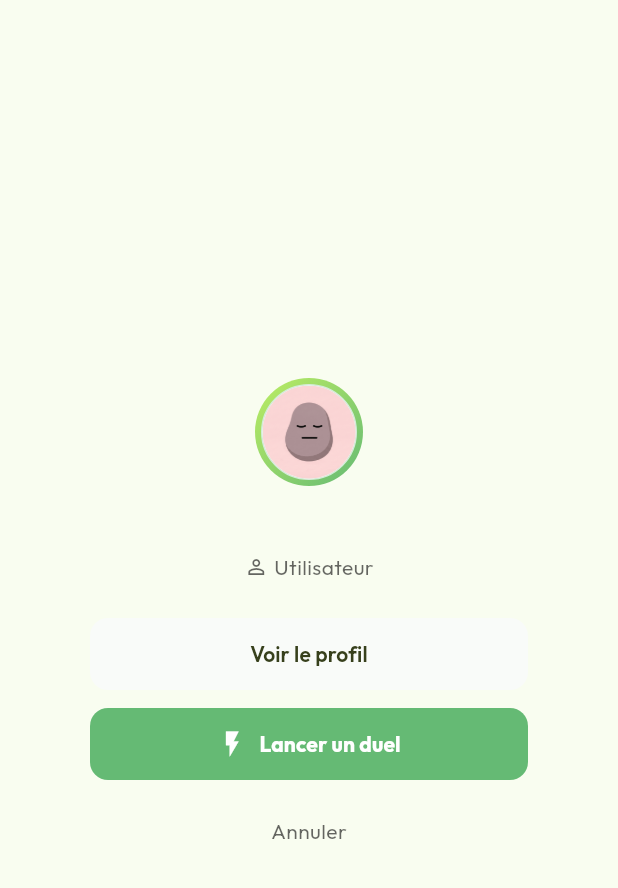
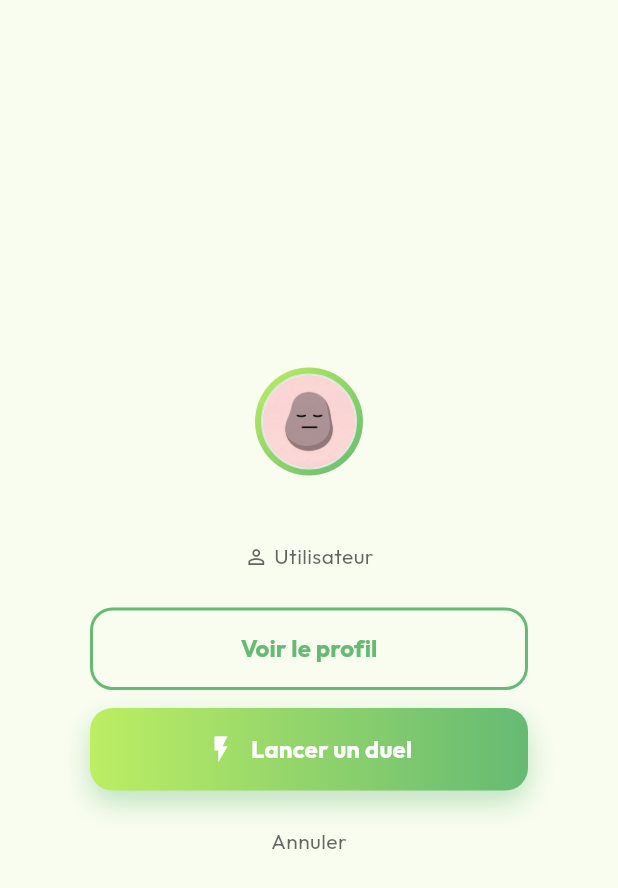
Before and after one commit to MorganPhlp/oikos, a Flutter app: the RankingActionModal widget shown alone on an empty page, opened directly with empty values, on a phone screen of 412 x 824 dp. Shown: the top 888 px of the screen. Run offline on Flutter 3.47's test engine with Material 3 defaults, Android fonts, the phone set to English and light mode, and no system bars; our stand-ins replace equatable, fl_chart, flutter_bloc, fpdart, freezed_annotation, get_it and 6 more; missing offline and left inert: flutter_js, mobile_scanner, syncfusion_flutter_pdfviewer; accounts and stored records are empty.

Commit message:
Modif design boutons communauté

```diff
--- a/lib/features/community/presentation/widgets/ranking_action_modal.dart
+++ b/lib/features/community/presentation/widgets/ranking_action_modal.dart
@@ -1,6 +1,7 @@
 import 'package:flutter/material.dart';
 import 'package:oikos/core/theme/app_colors.dart';
 import 'package:oikos/core/common/presentation/widgets/oikos_avatar.dart';
+import 'package:oikos/core/common/presentation/widgets/gradient_button.dart'; // Import ajouté
 
 class RankingActionModal extends StatelessWidget {
   final String name;
@@ -10,22 +11,21 @@ class RankingActionModal extends StatelessWidget {
   final VoidCallback onDuel;
 
   const RankingActionModal({
-    super.key,
+    Key? key,
     required this.name,
     required this.avatarUrl,
     required this.isCommunity,
     required this.onSeeProfile,
     required this.onDuel,
-  });
+  }) : super(key: key);
 
   @override
   Widget build(BuildContext context) {
     final theme = Theme.of(context);
+    final colorScheme = theme.colorScheme;
 
     return Dialog(
-      shape: RoundedRectangleBorder(
-        borderRadius: BorderRadius.circular(24),
-      ),
+      shape: RoundedRectangleBorder(borderRadius: BorderRadius.circular(24)),
       elevation: 0,
       backgroundColor: theme.scaffoldBackgroundColor,
       child: Padding(
@@ -33,30 +33,29 @@ class RankingActionModal extends StatelessWidget {
         child: Column(
           mainAxisSize: MainAxisSize.min,
           children: [
-            // --- 1. AVATAR AVEC NOUVEAU WIDGET ---
+            // ... (Partie Avatar et Titre identique) ...
             Container(
               padding: const EdgeInsets.all(4),
-              decoration: BoxDecoration(
+              decoration: const BoxDecoration(
                 shape: BoxShape.circle,
-                gradient: const LinearGradient(
-                  colors: [AppColors.gradientGreenStart, AppColors.gradientGreenEnd],
+                gradient: LinearGradient(
+                  colors: [
+                    AppColors.gradientGreenStart,
+                    AppColors.gradientGreenEnd,
+                  ],
                   begin: Alignment.topLeft,
                   end: Alignment.bottomRight,
                 ),
               ),
-              child: OikosAvatar(
-                avatarUrl: avatarUrl,
-                label: name,
-                radius: 32, // Taille un peu plus grande pour la modale
-              ),
+              child: OikosAvatar(avatarUrl: avatarUrl, label: name, radius: 32),
             ),
             const SizedBox(height: 12),
-
-            // --- 2. NOM & TYPE ---
             Text(
               name,
               textAlign: TextAlign.center,
-              style: theme.textTheme.titleLarge?.copyWith(fontWeight: FontWeight.bold),
+              style: theme.textTheme.titleLarge?.copyWith(
+                fontWeight: FontWeight.bold,
+              ),
             ),
             const SizedBox(height: 4),
             Row(
@@ -70,69 +69,59 @@ class RankingActionModal extends StatelessWidget {
                 const SizedBox(width: 4),
                 Text(
                   isCommunity ? "Communauté" : "Utilisateur",
-                  style: theme.textTheme.bodyMedium?.copyWith(color: theme.hintColor),
+                  style: theme.textTheme.bodyMedium?.copyWith(
+                    color: theme.hintColor,
+                  ),
                 ),
               ],
             ),
             const SizedBox(height: 24),
 
-            // --- 3. BOUTONS (Identiques à avant) ---
+            // --- NOUVEAUX BOUTONS ---
             SizedBox(
               width: double.infinity,
-              height: 48,
-              child: ElevatedButton(
+              height: 55, // Même hauteur que GradientButton
+              child: OutlinedButton(
                 onPressed: onSeeProfile,
-                style: ElevatedButton.styleFrom(
-                  backgroundColor: AppColors.lightInput,
-                  foregroundColor: AppColors.lightTextPrimary,
-                  elevation: 0,
+                style: OutlinedButton.styleFrom(
+                  foregroundColor: colorScheme.primary, // Texte Vert
+                  side: BorderSide(
+                    color: colorScheme.primary,
+                    width: 2,
+                  ), // Bordure Verte
                   shape: RoundedRectangleBorder(
-                    borderRadius: BorderRadius.circular(12),
+                    borderRadius: BorderRadius.circular(15),
                   ),
+                  elevation: 0, // Zéro ombre garantie
+                  backgroundColor: Colors.transparent,
                 ),
-                child: const Text(
+                child: Text(
                   "Voir le profil",
-                  style: TextStyle(fontWeight: FontWeight.w600),
+                  style: theme.textTheme.labelLarge?.copyWith(
+                    color: colorScheme.primary,
+                    fontWeight: FontWeight.bold,
+                    fontSize: 16,
+                  ),
                 ),
               ),
             ),
             const SizedBox(height: 12),
+            GradientButton(
+              label: "Lancer un duel",
+              icon: const Icon(Icons.flash_on, color: Colors.white, size: 20),
+              onPressed: onDuel,
+            ),
 
-            SizedBox(
-              width: double.infinity,
-              height: 48,
-              child: ElevatedButton(
-                onPressed: onDuel,
-                style: ElevatedButton.styleFrom(
-                  backgroundColor: AppColors.lightPrimary,
-                  foregroundColor: Colors.white,
-                  elevation: 0,
-                  shape: RoundedRectangleBorder(
-                    borderRadius: BorderRadius.circular(12),
-                  ),
-                ),
-                child: Row(
-                  mainAxisAlignment: MainAxisAlignment.center,
-                  children: const [
-                    Icon(Icons.flash_on, size: 20),
-                    SizedBox(width: 8),
-                    Text(
-                      "Lancer un duel",
-                      style: TextStyle(fontWeight: FontWeight.bold),
-                    ),
-                  ],
-                ),
-              ),
-            ),
             const SizedBox(height: 16),
-
             InkWell(
               onTap: () => Navigator.of(context).pop(),
               child: Padding(
                 padding: const EdgeInsets.all(8.0),
                 child: Text(
                   "Annuler",
-                  style: theme.textTheme.bodyMedium?.copyWith(color: theme.hintColor),
+                  style: theme.textTheme.bodyMedium?.copyWith(
+                    color: theme.hintColor,
+                  ),
                 ),
               ),
             ),
```
Also changed, not shown: lib/features/community/data/models/leaderboard_entry_model.dart (+21 -5 lines), lib/features/community/presentation/pages/community_dashboard_screen.dart (+66 -43 lines), lib/features/community/presentation/widgets/profile_details_modal.dart (+81 -33 lines).
